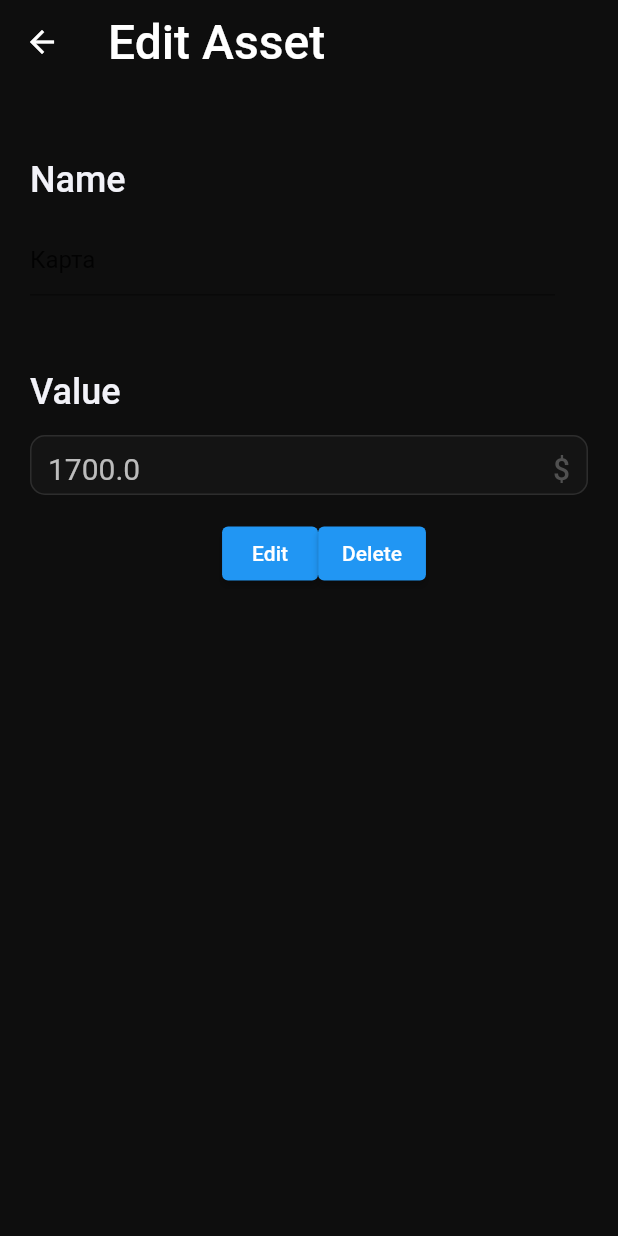
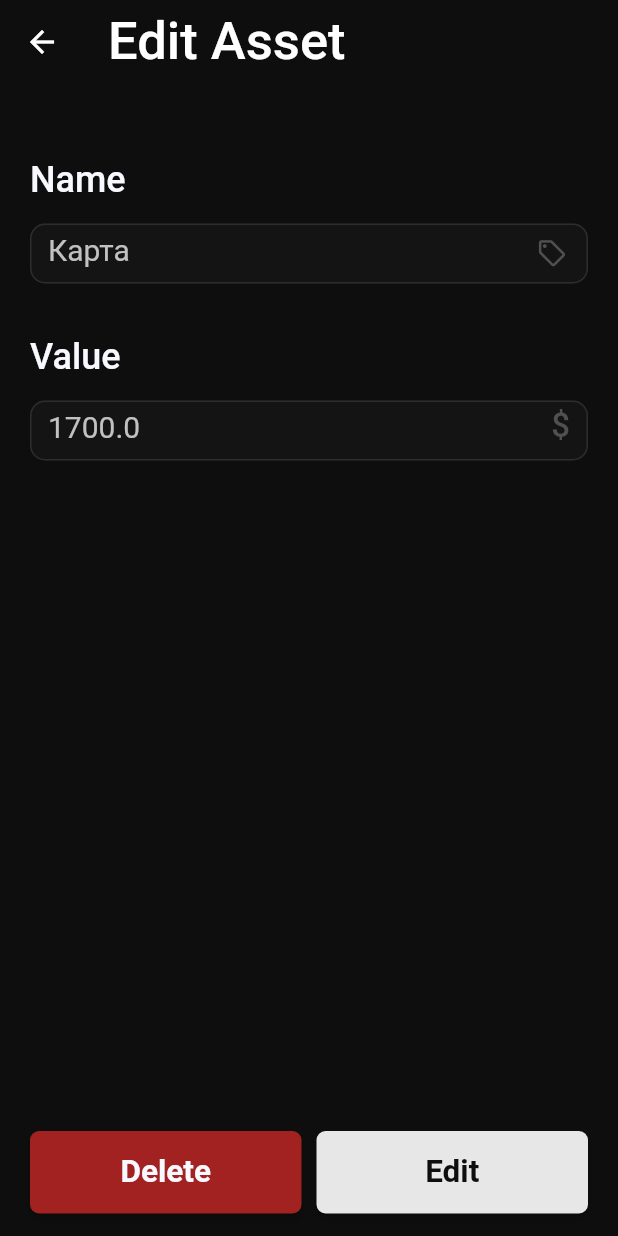
Before and after one commit to 7ear/Worth, a Flutter app: the screen it shows after launch, after a tap on the "arrow forward ios" icon, on a phone screen of 412 x 824 dp. Run offline on Flutter 3.47's test engine with Material 3 defaults, Android fonts, the phone set to English and light mode, and no system bars; our stand-ins replace get, get_storage, google_fonts, syncfusion_flutter_charts; Roboto replaces fonts that are missing (Arimo).

Commit message:
some changes

```diff
--- a/lib/imports.dart
+++ b/lib/imports.dart
@@ -7,6 +7,7 @@ export 'screens/edit_asset.dart';
 export 'modules/data_manager.dart';
 export 'widgets/add_button.dart';
 export 'modules/colors_for_list.dart';
+export 'widgets/custom_text_field.dart';
 
 export 'package:google_fonts/google_fonts.dart';
 export 'package:provider/provider.dart';
--- a/lib/screens/add_asset.dart
+++ b/lib/screens/add_asset.dart
@@ -36,27 +36,20 @@ class _AddAssetState extends State<AddAsset> {
       body: Column(
         crossAxisAlignment: CrossAxisAlignment.start,
         children: [
-          Container(margin: EdgeInsets.only(top: 50, left: 20), child: Text('Name')),
           Container(
-            margin: EdgeInsets.only(top: 15, left: 20),
-            constraints: BoxConstraints(maxWidth: 350),
-            child: TextField(
-              controller: controllerNameField,
-              decoration: InputDecoration(hintText: 'Type something...', border: OutlineInputBorder()),
-            ),
+            margin: EdgeInsets.only(top: 50, left: 20),
+            child: Text('Name', style: GoogleFonts.arimo(textStyle: theme.textTheme.labelMedium)),
           ),
-          Container(margin: EdgeInsets.only(top: 50, left: 20), child: Text('Value')),
+          CustomTextField(controller: controllerNameField, isItValueField: false, isItTextInputTypeNumber: false, hint: "Type something..."),
           Container(
-            margin: EdgeInsets.only(top: 15, left: 20),
-            constraints: const BoxConstraints(maxWidth: 350),
-            child: TextField(
-              controller: controllerValueField,
-              decoration: InputDecoration(hintText: 'Type something...', border: OutlineInputBorder()),
-            ),
+            margin: EdgeInsets.only(top: 35, left: 20),
+            child: Text('Value', style: GoogleFonts.arimo(textStyle: theme.textTheme.labelMedium)),
           ),
+          CustomTextField(controller: controllerValueField, isItValueField: true, isItTextInputTypeNumber: true, hint: "Type something..."),
+          Spacer(),
           Container(
-            margin: EdgeInsets.only(top: 15, left: 20),
-            child: ElevatedButton(onPressed: addItem, child: Text('Add')),
+            margin: EdgeInsets.only(left: 20, right: 20, bottom: 15 + MediaQuery.of(context).padding.bottom),
+            child: AddButton(),
           ),
         ],
       ),
--- a/lib/screens/edit_asset.dart
+++ b/lib/screens/edit_asset.dart
@@ -31,24 +31,10 @@ class _EditAssetState extends State<EditAsset> {
   late final TextEditingController controllerNameField = TextEditingController(text: widget.item.category.toString());
   late final TextEditingController controllerValueField = TextEditingController(text: widget.item.value.toString());
 
-  bool isTextFieldFocused = false;
-  final FocusNode textFieldFocusNode = FocusNode();
-
-  @override
-  void initState() {
-    super.initState();
-    textFieldFocusNode.addListener(() {
-      setState(() {
-        isTextFieldFocused = textFieldFocusNode.hasFocus;
-      });
-    });
-  }
-
   @override
   void dispose() {
     controllerNameField.dispose();
     controllerValueField.dispose();
-    textFieldFocusNode.dispose();
     super.dispose();
   }
 
@@ -63,89 +49,41 @@ class _EditAssetState extends State<EditAsset> {
             margin: EdgeInsets.only(top: 50, left: 20),
             child: Text('Name', style: GoogleFonts.arimo(textStyle: theme.textTheme.labelMedium)),
           ),
+          CustomTextField(controller: controllerNameField, isItValueField: false, isItTextInputTypeNumber: false, hint: "Type something..."),
           Container(
-            margin: EdgeInsets.only(top: 15, left: 20),
-            constraints: BoxConstraints(maxWidth: 350),
-            child: TextField(
-              controller: controllerNameField,
-              decoration: InputDecoration(
-
-              ),
-            ),
-          ),
-          Container(
-            margin: EdgeInsets.only(top: 50, left: 20),
+            margin: EdgeInsets.only(top: 35, left: 20),
             child: Text('Value', style: GoogleFonts.arimo(textStyle: theme.textTheme.labelMedium)),
           ),
+          CustomTextField(controller: controllerValueField, isItValueField: true, isItTextInputTypeNumber: true, hint: "Type something..."),
+          Spacer(),
           Container(
-            margin: EdgeInsets.only(top: 15, left: 20, right: 20),
-            constraints: BoxConstraints(maxHeight: 40),
-            child: AnimatedContainer(
-              duration: Duration(milliseconds: 200),
-              curve: Curves.easeInOut,
-              decoration: BoxDecoration(
-                borderRadius: BorderRadius.circular(10),
-                boxShadow: isTextFieldFocused
-                    ? [
-                        BoxShadow(
-                          color: Color.fromRGBO(55, 55, 55, 0.6),
-                          blurRadius: 10,
-                          spreadRadius: 2,
-                          offset: Offset(0, 0),
-                        ),
-                      ]
-                    : [],
-              ),
-              child: TextField(
-                focusNode: textFieldFocusNode,
-                controller: controllerValueField,
-                decoration: InputDecoration(
-                  filled: true,
-                  fillColor: Color.fromRGBO(20, 20, 20, 1),
-                  isDense: true,
-                  suffixText: '\$',
-                  suffixStyle: GoogleFonts.arimo(textStyle: theme.textTheme.displaySmall),
-                  enabledBorder: OutlineInputBorder(
-                    borderRadius: BorderRadius.circular(10),
-                    borderSide: BorderSide(
-                      color: Color.fromRGBO(45, 45, 45, 1),
-                      width: 1.0,
+            margin: EdgeInsets.only(top: 15, left: 20, right: 20, bottom: 15 + MediaQuery.of(context).padding.bottom),
+            child: Row(
+              mainAxisAlignment: MainAxisAlignment.spaceBetween,
+              children: [
+                Expanded(
+                  child: ElevatedButton(
+                    style: ElevatedButton.styleFrom(
+                      padding: const EdgeInsets.symmetric(vertical: 15),
+                      backgroundColor: Color.fromRGBO(162, 33, 33, 1),
+                      shape: RoundedRectangleBorder(borderRadius: BorderRadius.circular(6.0)),
                     ),
-                  ),
-                  focusedBorder: OutlineInputBorder(
-                    borderRadius: BorderRadius.circular(10),
-                    borderSide: BorderSide(
-                      color: Color.fromRGBO(55, 55, 55, 1),
-                      width: 2.0,
-                    ),
-                  ),
-                  border: OutlineInputBorder(
-                    borderRadius: BorderRadius.circular(10),
-                    borderSide: BorderSide(
-                      color: Color.fromRGBO(45, 45, 45, 1),
-                      width: 1.0,
-                    ),
-                  ),
-                  contentPadding: EdgeInsets.symmetric(
-                    vertical: 13.0,
-                    horizontal: 12.0,
+                    onPressed: () => editItem(),
+                    child: Text('Delete', style: GoogleFonts.roboto(textStyle: theme.textTheme.headlineLarge)),
                   ),
                 ),
-                style: GoogleFonts.arimo(textStyle: theme.textTheme.headlineSmall),
-                keyboardType: TextInputType.number,
-                cursorWidth: 2,
-                cursorRadius: Radius.circular(10),
-                cursorColor: textFieldColor,
-              ),
-            ),
-          ),
-          Container(
-            margin: EdgeInsets.only(top: 15, left: 20),
-            child: Row(
-              mainAxisAlignment: MainAxisAlignment.center,
-              children: [
-                ElevatedButton(onPressed: () => editItem(), child: Text('Edit')),
-                ElevatedButton(onPressed: () => deleteItem(), child: Text('Delete')),
+                SizedBox(width: 10),
+                Expanded(
+                  child: ElevatedButton(
+                    style: ElevatedButton.styleFrom(
+                      padding: const EdgeInsets.symmetric(vertical: 15),
+                      backgroundColor: Color.fromARGB(248, 237, 237, 237),
+                      shape: RoundedRectangleBorder(borderRadius: BorderRadius.circular(6.0)),
+                    ),
+                    onPressed: () => editItem(),
+                    child: Text('Edit', style: GoogleFonts.roboto(textStyle: theme.textTheme.headlineMedium)),
+                  ),
+                ),
               ],
             ),
           ),
--- a/lib/screens/home.dart
+++ b/lib/screens/home.dart
@@ -131,7 +131,12 @@ class _HomePageState extends State<HomePage> {
                       ),
                     ],
                   ),
-                  AddButton(),
+                  Positioned(
+                    bottom: 15 + MediaQuery.of(context).padding.bottom,
+                    left: 20,
+                    right: 20,
+                    child: AddButton(),
+                  ),
                 ],
               );
             },
--- a/lib/theme/theme.dart
+++ b/lib/theme/theme.dart
@@ -12,21 +12,22 @@ final theme = ThemeData(
   highlightColor: Colors.transparent,
   appBarTheme: AppBarTheme(backgroundColor: scaffoldColor, elevation: 0),
   textTheme: TextTheme(
-    titleLarge: TextStyle(fontSize: 32, color: Color.fromARGB(248, 248, 248, 255)),
-    displayLarge: TextStyle(fontSize: 20, fontWeight: FontWeight.w500, color: Color.fromARGB(248, 237, 237, 237)),
-    displayMedium: TextStyle(fontSize: 20, fontWeight: FontWeight.w500, color: Color.fromARGB(248, 248, 248, 255)),
-    displaySmall: TextStyle(fontSize: 20, fontWeight: FontWeight.w500, color: iconsTextFieldColor),
+    titleLarge: TextStyle(fontSize: 35, color: Color.fromRGBO(248, 248, 255, 1)),
+    displayLarge: TextStyle(fontSize: 20, fontWeight: FontWeight.w500, color: Color.fromRGBO(237, 237, 237, 1)),
+    displayMedium: TextStyle(fontSize: 20, fontWeight: FontWeight.w500, color: Color.fromRGBO(248, 248, 255, 1)),
+    displaySmall: TextStyle(fontSize: 22, fontWeight: FontWeight.w500, color: iconsTextFieldColor),
     headlineMedium: TextStyle(fontSize: 21, fontWeight: FontWeight.w700, color: scaffoldColor),
-    headlineSmall: TextStyle(fontSize: 20, fontWeight: FontWeight.w400, color: textFieldColor),
-    labelMedium: TextStyle(fontSize: 24, fontWeight: FontWeight.w500, color: Color.fromARGB(248, 248, 248, 255)),
-
+    headlineSmall: TextStyle(fontSize: 20, fontWeight: FontWeight.w400, color: const Color.fromRGBO(193, 193, 193, 1)),
+    labelMedium: TextStyle(fontSize: 24, fontWeight: FontWeight.w500, color: Color.fromRGBO(248, 248, 255, 1)),
+    labelSmall: TextStyle(fontSize: 20, fontWeight: FontWeight.w400, color: Color.fromRGBO(58, 58, 58, 1)),
+    headlineLarge: TextStyle(fontSize: 21, fontWeight: FontWeight.w600, color: Color.fromRGBO(248, 248, 255, 1))
     // TextStyle? displayLarge,
     // TextStyle? displayMedium,
     // TextStyle? displaySmall,
     // TextStyle? headlineLarge,
     // TextStyle? headlineMedium,
     // TextStyle? headlineSmall,
-    // TextStyle? titleLarge,
+
     // TextStyle? titleMedium,
     // TextStyle? titleSmall,
     // TextStyle? bodyLarge,
--- a/lib/widgets/add_button.dart
+++ b/lib/widgets/add_button.dart
@@ -5,24 +5,17 @@ class AddButton extends StatelessWidget {
 
   @override
   Widget build(BuildContext context) {
-    return Positioned(
-      bottom: 15 + MediaQuery.of(context).padding.bottom,
-      left: 20,
-      right: 20,
-      child: ElevatedButton(
+    return ElevatedButton(
       style: ElevatedButton.styleFrom(
         minimumSize: const Size(double.infinity, 50),
         padding: const EdgeInsets.symmetric(vertical: 15),
         backgroundColor: Color.fromARGB(248, 237, 237, 237),
-          shape: RoundedRectangleBorder(
-            borderRadius: BorderRadius.circular(6.0)
-          )
+        shape: RoundedRectangleBorder(borderRadius: BorderRadius.circular(6.0)),
       ),
       onPressed: () async {
         await Navigator.push(context, MaterialPageRoute(builder: (context) => const AddAsset()));
       },
       child: Text('Add', style: GoogleFonts.roboto(textStyle: theme.textTheme.headlineMedium)),
-      ),
     );
   }
 }
--- /dev/null
+++ b/lib/widgets/custom_text_field.dart
@@ -0,0 +1,118 @@
+import '../imports.dart';
+
+class CustomTextField extends StatefulWidget {
+  const CustomTextField({
+    super.key,
+    required this.controller,
+    required this.isItValueField,
+    required this.isItTextInputTypeNumber,
+    required this.hint,
+    this.onChanged,
+  });
+
+  final TextEditingController controller;
+  final bool isItValueField;
+  final bool isItTextInputTypeNumber;
+  final String hint;
+  final ValueChanged<String>? onChanged;
+
+  @override
+  _CustomTextFieldState createState() => _CustomTextFieldState();
+}
+
+class _CustomTextFieldState extends State<CustomTextField> {
+  late FocusNode _focusNode;
+  bool _isFocused = false;
+
+  @override
+  void initState() {
+    super.initState();
+    _focusNode = FocusNode();
+    _focusNode.addListener(() {
+      if (mounted) {
+        setState(() {
+          _isFocused = _focusNode.hasFocus;
+        });
+      }
+    });
+  }
+
+  @override
+  void dispose() {
+    _focusNode.dispose();
+    super.dispose();
+  }
+
+  @override
+  Widget build(BuildContext context) {
+    final theme = Theme.of(context);
+
+    return Container(
+      margin: const EdgeInsets.only(top: 15, left: 20, right: 20),
+      constraints: const BoxConstraints(maxHeight: 40),
+      child: AnimatedContainer(
+        duration: const Duration(milliseconds: 200),
+        curve: Curves.easeInOut,
+        decoration: BoxDecoration(
+          borderRadius: BorderRadius.circular(10),
+          boxShadow: _isFocused
+              ? [
+                  BoxShadow(
+                    color: const Color.fromRGBO(55, 55, 55, 0.6),
+                    blurRadius: 10,
+                    spreadRadius: 2,
+                    offset: const Offset(0, 0),
+                  ),
+                ]
+              : [],
+        ),
+        child: TextField(
+          controller: widget.controller,
+          focusNode: _focusNode,
+          style: GoogleFonts.arimo(textStyle: theme.textTheme.headlineSmall),
+          keyboardType: widget.isItTextInputTypeNumber
+              ? TextInputType.numberWithOptions(decimal: true)
+              : TextInputType.text,
+          cursorWidth: 2,
+          cursorRadius: const Radius.circular(10),
+          cursorColor: textFieldColor,
+          onChanged: widget.onChanged,
+          decoration: InputDecoration(
+            filled: true,
+            fillColor: const Color.fromRGBO(20, 20, 20, 1),
+            isDense: true,
+            suffixText: widget.isItValueField ? '\$' : null,
+            suffixIcon: widget.isItValueField
+                ? null
+                : Icon(
+                    Icons.local_offer_outlined,
+                    color: iconsTextFieldColor,
+                    size: 21,
+                  ),
+            suffixStyle: GoogleFonts.arimo(textStyle: theme.textTheme.displaySmall),
+            hintText: widget.hint,
+            hintStyle: GoogleFonts.inter(textStyle: theme.textTheme.labelSmall),
+            enabledBorder: OutlineInputBorder(
+              borderRadius: BorderRadius.circular(10),
+              borderSide: const BorderSide(
+                color: Color.fromRGBO(45, 45, 45, 1),
+                width: 1.0,
+              ),
+            ),
+            focusedBorder: OutlineInputBorder(
+              borderRadius: BorderRadius.circular(10),
+              borderSide: const BorderSide(
+                color: Color.fromRGBO(55, 55, 55, 1),
+                width: 2.0,
+              ),
+            ),
+            contentPadding: const EdgeInsets.symmetric(
+              vertical: 13.0,
+              horizontal: 12.0,
+            ),
+          ),
+        ),
+      ),
+    );
+  }
+}
```
Also changed, not shown: pubspec.lock. Lines whose indentation alone changed are shown as unchanged.
